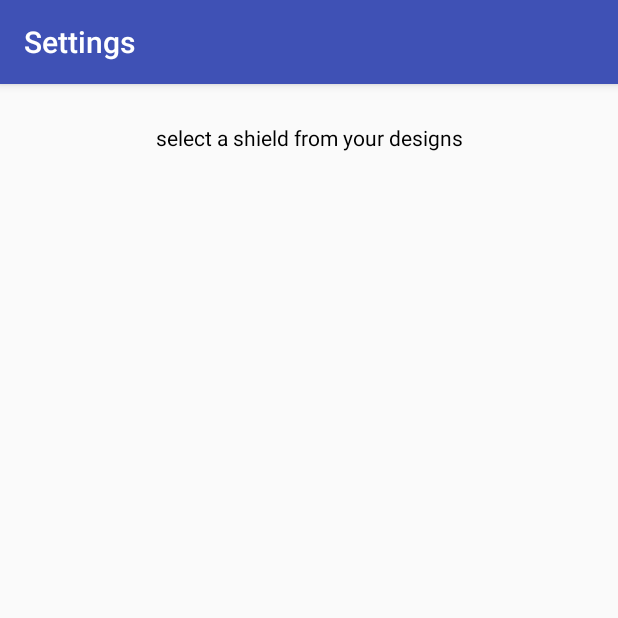
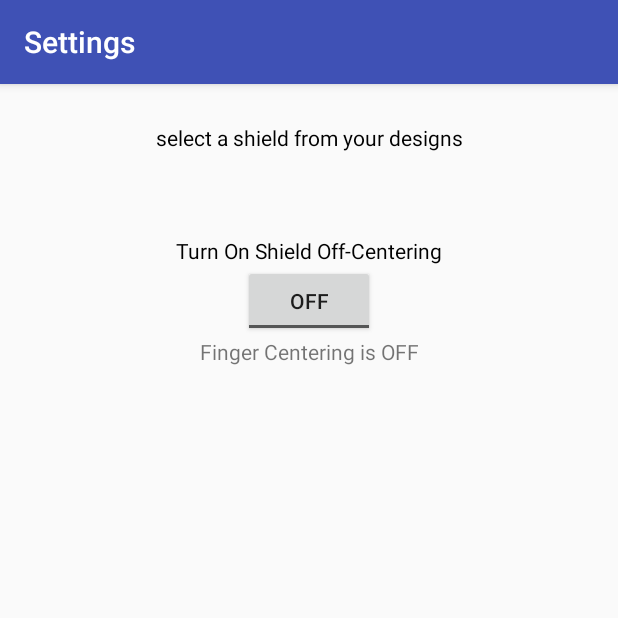
Before and after one commit to zappyfish/Defend-The-Castle-v2, an Android app: the screen it shows after launch (Settings), in the options menu, after a tap on "Settings", on a phone screen of 412 x 824 dp, the top half of it. Run offline under Robolectric (Android 15) with nearby library versions, the phone set to English and light mode, and no system bars; our stand-ins replace Firebase (no records; nobody signed in at launch, a user with empty details on screens opened directly); 3 statements that could not run were skipped.

Commit message:
off centering

```diff
--- a/app/src/main/java/liamkengineering/defendthecastle/Data.java
+++ b/app/src/main/java/liamkengineering/defendthecastle/Data.java
@@ -48,6 +48,9 @@ public class Data extends Activity {
     private final String SCORE_KEY = "TOP_SCORES";
     public String[] topScores;
     public static final int NUM_TOP_SCORES = 5;
+    private final String CENTER_FINGER = "CENTERORNOT";
+    private final String STATE_FINGER = "center";
+    SharedPreferences center;
 
 
     public Data(Activity a) {
@@ -61,6 +64,7 @@ public class Data extends Activity {
         localHiscore = a.getApplicationContext().getSharedPreferences(LOCAL_HISCORE, 0);
         mDatabase = database.getReference(SCORE_KEY);
         topScores = new String[NUM_TOP_SCORES];
+        center = a.getApplicationContext().getSharedPreferences(CENTER_FINGER, 0);
     }
     // this method saves a bitmap of the shield to the SD card. it returns true for success,
     // false for failure
@@ -153,6 +157,16 @@ public class Data extends Activity {
 
     }
 
+    public int getCenterFinger() {
+        return center.getInt(STATE_FINGER, 0);
+    }
+
+    public void setCenterFinger(int set) {
+        SharedPreferences.Editor editor = center.edit();
+        editor.putInt(STATE_FINGER, set);
+        editor.commit();
+    }
+
     public void retrieveTopFive(Intent i, Activity a) {
         final PassData pd = new PassData(i, a);
         Query queryRef = mDatabase.orderByChild("score").limitToLast(NUM_TOP_SCORES);
@@ -176,6 +190,7 @@ public class Data extends Activity {
                 pd.start(null, "top scores");
             }
         });
+
     }
 
     public class PassData {
--- a/app/src/main/java/liamkengineering/defendthecastle/GameView.java
+++ b/app/src/main/java/liamkengineering/defendthecastle/GameView.java
@@ -32,7 +32,7 @@ public class GameView extends View{
     private Shield myShield; // shield object for the view
     private Data myData; // for getting bitmaps
     private Paint mPaint; // for circle surrounding the castle in the center
-    private Paint red, green, white; // different paints
+    private Paint red, green, white, black; // different paints
     private Drawable castle;
     private Paint background;
     GameActivity gameActivity;
@@ -43,11 +43,12 @@ public class GameView extends View{
     private final int NUM_PROJ = 10;
     private Projectile[] projectileAr = new Projectile[NUM_PROJ]; // max of 10 at any given time
     private Projectile[] destroyedProjectile = new Projectile[NUM_PROJ];
-    private int NUM_TICKS = 200;
+    private int NUM_TICKS = 200; // number of ticks that it takes a projectile to reach the
+    // center of the screen
     Random rand = new Random();
     public int activeProjectiles = 0;
 
-    private final int MAX_HEALTH = 8;
+    private final int MAX_HEALTH = 10;
     private GameObject centerObject;
     private int numDestroyed;
     Paint scorePaint;
@@ -63,6 +64,9 @@ public class GameView extends View{
     };
 
     private boolean gameOver = false;
+    private boolean topHalf;
+    private boolean bottomHalf;
+
     public GameView(Context context) {
         super(context);
         init(context);
@@ -82,6 +86,7 @@ public class GameView extends View{
     protected void onDraw(Canvas canvas) {
         super.onDraw(canvas);
         canvas.drawRect(0, 0, getWidth(), getHeight(), background);
+        canvas.drawLine(0, getHeight()/2, getWidth(), getHeight()/2, black);
         drawCastle(canvas, centreX, centreY, centreRad, mPaint, health, red, green, white);
         checkForContact(); // check for contact b/w shield and projectiles before drawing
         checkForDamage(); // check to see if projectiles reached the center
@@ -113,11 +118,13 @@ public class GameView extends View{
         if(sharedShield.contains("shield")) {
             int shieldNum = sharedShield.getInt("shield", 0);
             Bitmap bmp = myData.getBMP(shieldNum);
-            myShield = new Shield(1, 0, 0, bmp); // init rad to 1. it'll change upon call
+            boolean center = myData.getCenterFinger() == 1 ? true : false;
+            myShield = new Shield(1, 0, 0, bmp, center); // init rad to 1. it'll change upon call
             // to onWindowFocusChanged
         }
         else {
-            myShield = new Shield(1, 0, 0, null);
+            boolean center = myData.getCenterFinger() == 1 ? true : false;
+            myShield = new Shield(1, 0, 0, null, center);
         }
         mPaint = new Paint();
         mPaint.setColor(Color.BLACK);
@@ -132,6 +139,8 @@ public class GameView extends View{
         green.setColor(Color.GREEN);
         white = new Paint();
         white.setColor(Color.WHITE);
+        black = new Paint();
+        black.setColor(Color.BLACK);
         gameActivity = (GameActivity) a;
         health = MAX_HEALTH;
         numDestroyed = 0;
@@ -156,17 +165,21 @@ public class GameView extends View{
     }
     @Override
     public boolean onTouchEvent(MotionEvent e) {
-        myShield.setX(e.getX()+myShield.getRad());
-        myShield.setY(e.getY()-myShield.getRad());
+        myShield.setX(e.getX());
+        myShield.setY(e.getY());
 
         switch(e.getAction()) { // draw the shield in the new position if a move or touch down
             case MotionEvent.ACTION_DOWN:
+                setHalf(myShield.getY(), myShield.getRad());
                 myShield.visible = true;
+                checkHalf(myShield); // first check if it's in the right half. Then, check
+                // if it's in the centre to avoid drawing inside the castle
                 checkInCentre(myShield, centreX, centreY, centreRad);
                 invalidate();
                 break;
             case MotionEvent.ACTION_MOVE:
                 myShield.visible = true;
+                checkHalf(myShield);
                 checkInCentre(myShield, centreX, centreY, centreRad);
                 invalidate();
                 break;
@@ -200,8 +213,8 @@ public class GameView extends View{
             float distFromCentre = s.getRad() + centreRad;
             float newX = (centreX)+((difX/totDist)*distFromCentre);
             float newY = (centreY)+((difY/totDist)*distFromCentre);
-            s.setX(newX);
-            s.setY(newY);
+            s.setXnoOffset(newX);
+            s.setYnoOffset(newY);
         }
 
     }
@@ -361,4 +374,37 @@ public class GameView extends View{
         }
     }
 
+    // this method checks to see if the user has attempted to move the shield from one half
+    // to the other without taking their finger off the screen (aka CHEATING)
+    public boolean checkHalf(Shield s) {
+        float y = s.getY();
+        if(topHalf) {
+            float distCentreToTop = getHeight()/2-y;
+            if(distCentreToTop <= s.getRad()) {
+                s.setYnoOffset(getHeight()/2 - s.getRad());
+            }
+        }
+        else if (bottomHalf) {
+            float bottomToCentre = y - getHeight()/2;
+            if(bottomToCentre <= s.getRad()) {
+                s.setYnoOffset(getHeight()/2 + s.getRad());
+            }
+        }
+        return true;
+    }
+
+    // this method is just for setting which half a touch ACTION_DOWN event occured in
+    public void setHalf(float y, float rad) {
+        if(y>= getHeight()/2) {
+            topHalf = false;
+            bottomHalf = true;
+        }
+        else if(y< getHeight()/2){
+            topHalf = true;
+            bottomHalf = false;
+        }
+        else {
+
+        }
+    }
 }
--- a/app/src/main/java/liamkengineering/defendthecastle/MainScreen.java
+++ b/app/src/main/java/liamkengineering/defendthecastle/MainScreen.java
@@ -56,7 +56,13 @@ public class MainScreen extends AppCompatActivity {
         scoreViews[4] = (TextView) findViewById(R.id.top5);
         int score = d.getLocalHiscore();
         TextView localScore = (TextView) findViewById(R.id.local_hiscore);
-        localScore.setText("Local Hiscore: " + score);
+        if(score == 0) {
+            localScore.setText("First time playing? Be sure to check out settings and" +
+                    " design your own shield in the top right");
+            localScore.setTextSize(20);
+            localScore.setPadding(10,10,10,10);
+        }
+        else localScore.setText("Local Hiscore: " + score);
 
         if(topScoreAr!=null) {
             for(int i = 0; i<5; ++i) {
--- a/app/src/main/java/liamkengineering/defendthecastle/Settings.java
+++ b/app/src/main/java/liamkengineering/defendthecastle/Settings.java
@@ -13,11 +13,14 @@ import android.support.v7.widget.Toolbar;
 import android.view.Display;
 import android.view.View;
 import android.widget.Button;
+import android.widget.CompoundButton;
 import android.widget.ImageView;
 import android.widget.LinearLayout;
 import android.widget.TableLayout;
 import android.widget.TableRow;
+import android.widget.TextView;
 import android.widget.Toast;
+import android.widget.ToggleButton;
 
 public class Settings extends AppCompatActivity {
 
@@ -26,6 +29,7 @@ public class Settings extends AppCompatActivity {
     private Data d;
     private boolean displayDelete = false; // when a shield is selected, this becomes true so that
     // the delete button becomes available
+    private final String[] center_finger = {"Finger Centering is OFF", "Finger Centering is ON"};
 
     @Override
     protected void onCreate(Bundle savedInstanceState) {
@@ -87,8 +91,22 @@ public class Settings extends AppCompatActivity {
                 editor.putInt("shield", selectionID);
                 editor.commit(); // put the selection ID in the shared preferences so we know which
                 // one we are using. Then, go back to the main screen
-                Intent i = new Intent(Settings.this, MainScreen.class);
-                startActivity(i);
+                //Intent i = new Intent(Settings.this, MainScreen.class);
+                //startActivity(i);
+                finish();
+            }
+        });
+        int fingerCentered = d.getCenterFinger();
+        ToggleButton tb = (ToggleButton) findViewById(R.id.off_center);
+        tb.setChecked(fingerCentered == 1 ? true: false);
+        TextView tv = (TextView) findViewById(R.id.center_text);
+        tv.setText(center_finger[fingerCentered]); // hehe I love the expr ? x : y notation
+        tb.setOnCheckedChangeListener(new CompoundButton.OnCheckedChangeListener() {
+            @Override
+            public void onCheckedChanged(CompoundButton compoundButton, boolean b) {
+                d.setCenterFinger(b ? 1: 0);
+                TextView tv = (TextView) findViewById(R.id.center_text);
+                tv.setText(center_finger[b ? 1: 0]); // hehe I love the expr ? x : y notation
             }
         });
     }
@@ -129,5 +147,7 @@ public class Settings extends AppCompatActivity {
     }
 
 
+
+
     // Runescape is best game ever
 }
--- a/app/src/main/java/liamkengineering/defendthecastle/SinusoidProjectile.java
+++ b/app/src/main/java/liamkengineering/defendthecastle/SinusoidProjectile.java
@@ -13,6 +13,7 @@ public class SinusoidProjectile extends Projectile {
     private float xstart, ystart;
     private int xDirec, yDirec;
     private float period;
+
 
     public SinusoidProjectile(float rad, int col, float xstart, float ystart, float targetX, float targetY,
                               int tickstoCentre, float amp, float period) {
--- a/app/src/main/res/layout/activity_settings.xml
+++ b/app/src/main/res/layout/activity_settings.xml
@@ -72,5 +72,23 @@
     </TableLayout>
 
     <include layout="@layout/content_settings" />
+        <TextView
+            android:layout_width="match_parent"
+            android:layout_height="wrap_content"
+            android:gravity="center"
+            android:text="Turn On Shield Off-Centering"
+            android:textColor="#000000" />
+        <ToggleButton
+            android:layout_width="wrap_content"
+            android:layout_height="wrap_content"
+            android:layout_gravity="center_horizontal"
+            android:id="@+id/off_center"
+            />
+        <TextView
+            android:layout_width="match_parent"
+            android:layout_height="wrap_content"
+            android:id="@+id/center_text"
+            android:gravity="center_horizontal" />
 </LinearLayout>
+
 </ScrollView>
```
Also changed, not shown: app/src/main/java/liamkengineering/defendthecastle/Shield.java (+32 -4 lines).
